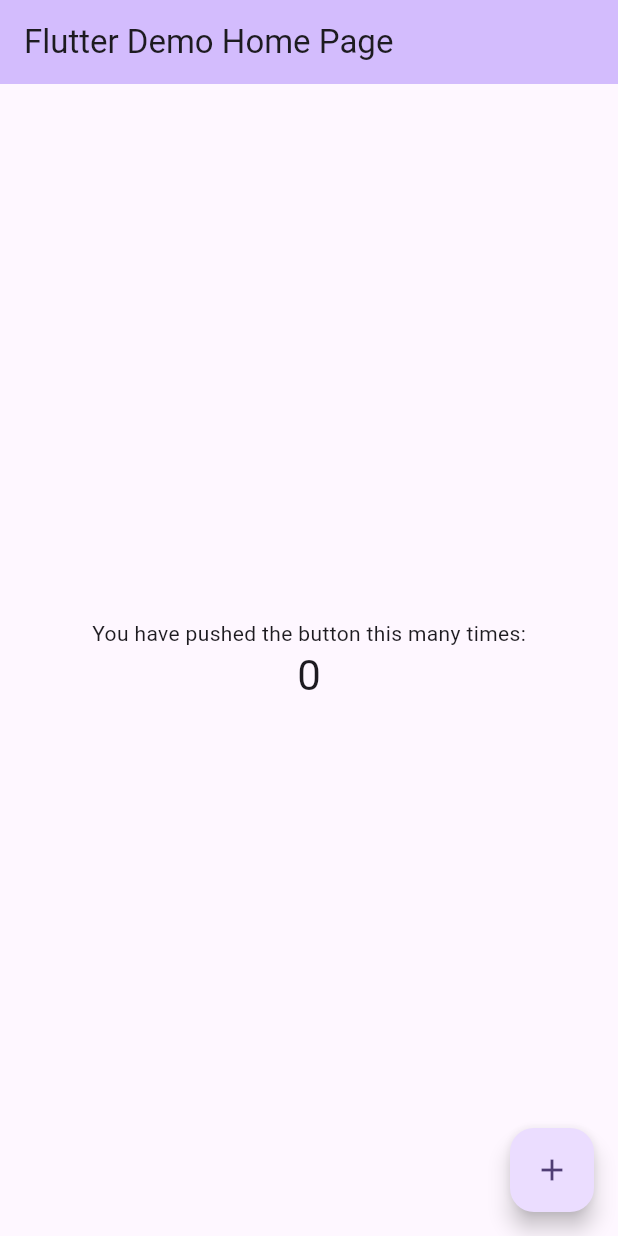
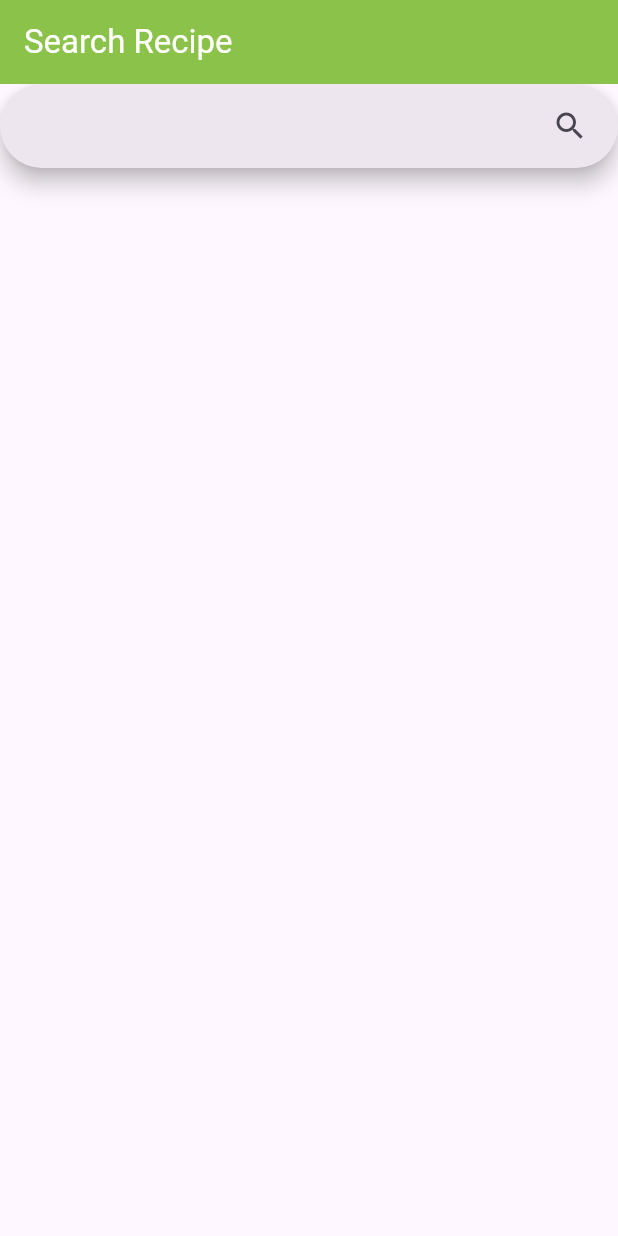
Before and after one commit to Adityadangi14/recipe_app, a Flutter app: the screen it shows after launch, on a phone screen of 412 x 824 dp. Run offline on Flutter 3.47's test engine with Material 2 defaults, Android fonts, the phone set to English and light mode, and no system bars; our stand-ins replace dio, equatable, go_router, retrofit; generated files the repository leaves out were written again.

Commit message:
push to save

```diff
--- /dev/null
+++ b/lib/core/utils/routes/routes.dart
@@ -0,0 +1,10 @@
+part of 'routes_import.dart';
+
+final router = GoRouter(
+  routes: [
+    GoRoute(
+      path: '/',
+      builder: (context, state) => const RecipeSearchScreen(),
+    ),
+  ],
+);
--- /dev/null
+++ b/lib/core/utils/routes/routes_import.dart
@@ -0,0 +1,4 @@
+import 'package:go_router/go_router.dart';
+import 'package:recipe_app/modules/recipe_search/ui/screen/recipe_search_screen.dart';
+
+part 'routes.dart';
--- a/lib/main.dart
+++ b/lib/main.dart
@@ -1,4 +1,6 @@
 import 'package:flutter/material.dart';
+
+import 'package:recipe_app/core/utils/routes/routes_import.dart';
 
 void main() {
   runApp(const MyApp());
@@ -10,7 +12,8 @@ class MyApp extends StatelessWidget {
   // This widget is the root of your application.
   @override
   Widget build(BuildContext context) {
-    return MaterialApp(
+    return MaterialApp.router(
+      routerConfig: router,
       title: 'Flutter Demo',
       theme: ThemeData(
         // This is the theme of your application.
@@ -31,95 +34,6 @@ class MyApp extends StatelessWidget {
         colorScheme: ColorScheme.fromSeed(seedColor: Colors.deepPurple),
         useMaterial3: true,
       ),
-      home: const MyHomePage(title: 'Flutter Demo Home Page'),
     );
   }
 }
-
-class MyHomePage extends StatefulWidget {
-  const MyHomePage({super.key, required this.title});
-
-  // This widget is the home page of your application. It is stateful, meaning
-  // that it has a State object (defined below) that contains fields that affect
-  // how it looks.
-
-  // This class is the configuration for the state. It holds the values (in this
-  // case the title) provided by the parent (in this case the App widget) and
-  // used by the build method of the State. Fields in a Widget subclass are
-  // always marked "final".
-
-  final String title;
-
-  @override
-  State<MyHomePage> createState() => _MyHomePageState();
-}
-
-class _MyHomePageState extends State<MyHomePage> {
-  int _counter = 0;
-
-  void _incrementCounter() {
-    setState(() {
-      // This call to setState tells the Flutter framework that something has
-      // changed in this State, which causes it to rerun the build method below
-      // so that the display can reflect the updated values. If we changed
-      // _counter without calling setState(), then the build method would not be
-      // called again, and so nothing would appear to happen.
-      _counter++;
-    });
-  }
-
-  @override
-  Widget build(BuildContext context) {
-    // This method is rerun every time setState is called, for instance as done
-    // by the _incrementCounter method above.
-    //
-    // The Flutter framework has been optimized to make rerunning build methods
-    // fast, so that you can just rebuild anything that needs updating rather
-    // than having to individually change instances of widgets.
-    return Scaffold(
-      appBar: AppBar(
-        // TRY THIS: Try changing the color here to a specific color (to
-        // Colors.amber, perhaps?) and trigger a hot reload to see the AppBar
-        // change color while the other colors stay the same.
-        backgroundColor: Theme.of(context).colorScheme.inversePrimary,
-        // Here we take the value from the MyHomePage object that was created by
-        // the App.build method, and use it to set our appbar title.
-        title: Text(widget.title),
-      ),
-      body: Center(
-        // Center is a layout widget. It takes a single child and positions it
-        // in the middle of the parent.
-        child: Column(
-          // Column is also a layout widget. It takes a list of children and
-          // arranges them vertically. By default, it sizes itself to fit its
-          // children horizontally, and tries to be as tall as its parent.
-          //
-          // Column has various properties to control how it sizes itself and
-          // how it positions its children. Here we use mainAxisAlignment to
-          // center the children vertically; the main axis here is the vertical
-          // axis because Columns are vertical (the cross axis would be
-          // horizontal).
-          //
-          // TRY THIS: Invoke "debug painting" (choose the "Toggle Debug Paint"
-          // action in the IDE, or press "p" in the console), to see the
-          // wireframe for each widget.
-          mainAxisAlignment: MainAxisAlignment.center,
-          children: <Widget>[
-            const Text(
-              'You have pushed the button this many times:',
-            ),
-            Text(
-              '$_counter',
-              style: Theme.of(context).textTheme.headlineMedium,
-            ),
-          ],
-        ),
-      ),
-      floatingActionButton: FloatingActionButton(
-        onPressed: _incrementCounter,
-        tooltip: 'Increment',
-        child: const Icon(Icons.add),
-      ), // This trailing comma makes auto-formatting nicer for build methods.
-    );
-  }
-}
--- a/lib/modules/recipe_search/domain/enitity/recipe_search_entity.dart
+++ b/lib/modules/recipe_search/domain/enitity/recipe_search_entity.dart
@@ -1,5 +1,4 @@
 import 'package:recipe_app/modules/recipe_search/data/models/hits.dart';
-import 'package:recipe_app/modules/recipe_search/data/models/recipe.dart';
 
 class RecipeSearchEntity {
   final List<Hits>? hits;
--- /dev/null
+++ b/lib/modules/recipe_search/ui/screen/recipe_search_screen.dart
@@ -0,0 +1,36 @@
+import 'package:flutter/material.dart';
+
+class RecipeSearchScreen extends StatelessWidget {
+  const RecipeSearchScreen({super.key});
+
+  @override
+  Widget build(BuildContext context) {
+    return Scaffold(
+      appBar: AppBar(
+        backgroundColor: Colors.lightGreen,
+        title: const Text(
+          'Search Recipe',
+          style: TextStyle(color: Colors.white),
+        ),
+      ),
+      body: Column(children: [SearchField()]),
+    );
+  }
+}
+
+class SearchField extends StatelessWidget {
+  const SearchField({super.key});
+
+  @override
+  Widget build(BuildContext context) {
+    return Column(
+      children: [
+        SearchBar(
+          trailing: [
+            IconButton(onPressed: () {}, icon: const Icon(Icons.search))
+          ],
+        )
+      ],
+    );
+  }
+}
--- a/pubspec.yaml
+++ b/pubspec.yaml
@@ -39,6 +39,8 @@ dependencies:
   equatable: ^2.0.5
   retrofit: ^4.0.1
   retrofit_generator: ^7.0.8
+  go_router: ^10.0.0
+  flutter_bloc: ^8.1.3
 
 dev_dependencies:
   flutter_test:
```
Also changed, not shown: pubspec.lock.
